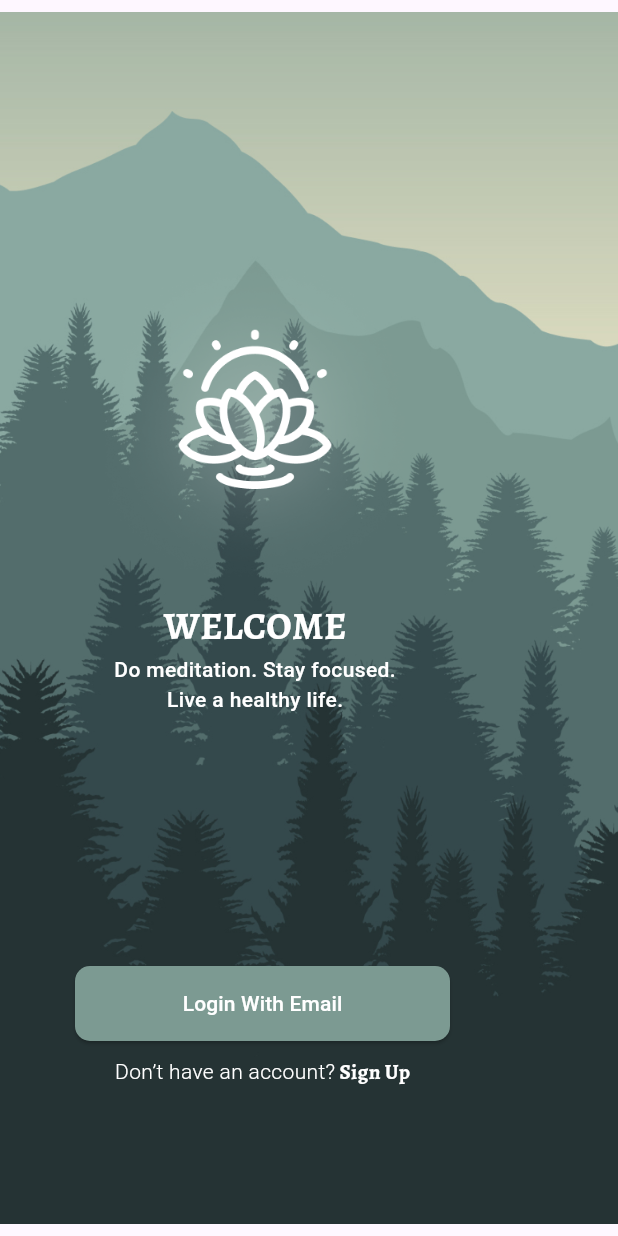
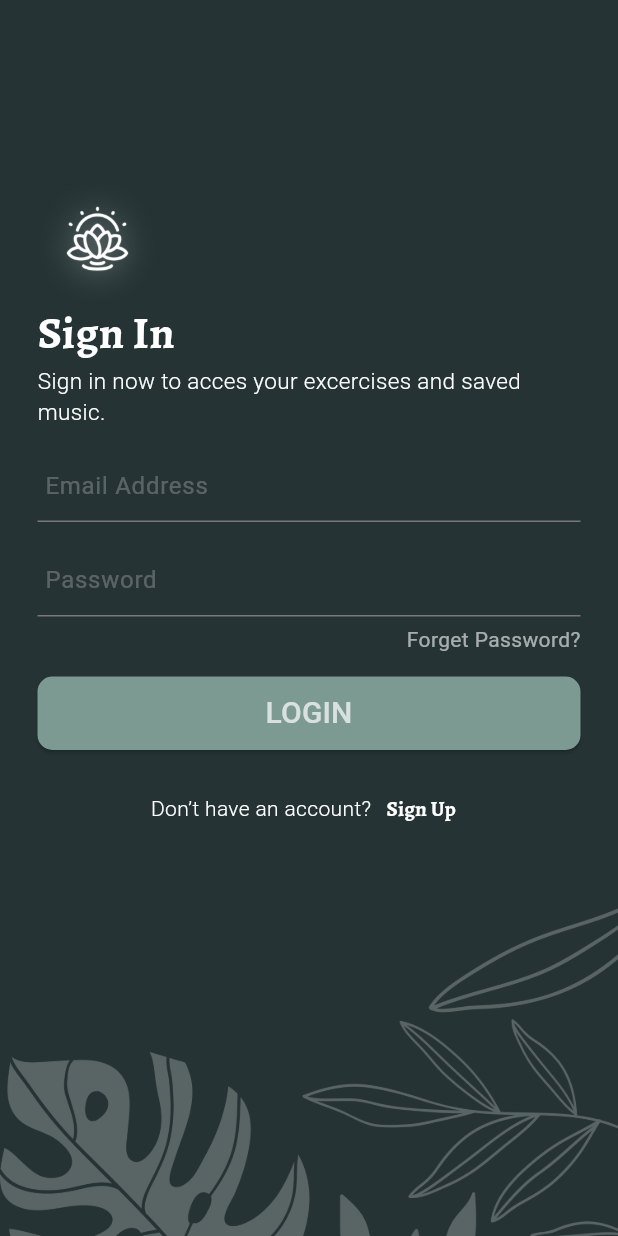
Before and after one commit to SyedPiyal/Meditation-App, a Flutter app: the screen it shows after launch, after a tap on "Login With Email", on a phone screen of 412 x 824 dp. Run offline on Flutter 3.47's test engine with Material 3 defaults, Android fonts, the phone set to English and light mode, and no system bars; our stand-ins replace flutter_svg.

Commit message:
Meditation App(Auth view added)

```diff
--- /dev/null
+++ b/lib/view/logIn/login_view.dart
@@ -0,0 +1,173 @@
+import 'package:flutter/material.dart';
+import 'package:medic_meditation/view/signUp/signup_view.dart';
+
+class LoginView extends StatelessWidget {
+  const LoginView({super.key});
+
+  @override
+  Widget build(BuildContext context) {
+    final media = MediaQuery.of(context);
+    return Scaffold(
+      body: Container(
+          color: const Color(0xFF253334),
+          height: media.size.height,
+          width: media.size.width,
+          child: Stack(
+            children: [
+              SingleChildScrollView(
+                child: Padding(
+                  padding: const EdgeInsets.only(top: 120, left: 25, right: 25),
+                  child: Column(
+                    mainAxisAlignment: MainAxisAlignment.start,
+                    crossAxisAlignment: CrossAxisAlignment.start,
+                    children: [
+                      // logo image ----------------------
+
+                      SizedBox(
+                        height: 80,
+                        width: 80,
+                        child: Image.asset(
+                          'assets/images/Logo.png',
+                          fit: BoxFit.cover,
+                        ),
+                      ),
+
+                      // sign in text ----------------------
+
+                      const Text(
+                        'Sign In',
+                        style: TextStyle(
+                            fontWeight: FontWeight.bold,
+                            fontFamily: 'Alegreya',
+                            color: Colors.white,
+                            fontSize: 30),
+                      ),
+                      const Text(
+                        "Sign in now to acces your excercises and saved music.",
+                        style: TextStyle(
+                            fontSize: 15,
+                            fontWeight: FontWeight.w300,
+                            color: Colors.white),
+                      ),
+
+                      const Padding(
+                        padding: EdgeInsets.symmetric(vertical: 15),
+                        child: TextField(
+                          decoration: InputDecoration(
+                            hintText: 'Email Address',
+                            contentPadding: EdgeInsets.symmetric(horizontal: 5),
+                            focusedBorder: UnderlineInputBorder(
+                              borderSide: BorderSide(color: Colors.white24),
+                            ),
+                            hintStyle: TextStyle(color: Colors.white24),
+                          ),
+                        ),
+                      ),
+
+                      //--------------> password TextField <--------------//
+                      const TextField(
+                        decoration: InputDecoration(
+                          hintText: 'Password',
+                          contentPadding: EdgeInsets.symmetric(horizontal: 5),
+                          focusedBorder: UnderlineInputBorder(
+                            borderSide: BorderSide(color: Colors.white24),
+                          ),
+                          hintStyle: TextStyle(color: Colors.white24),
+                        ),
+                      ),
+                      const SizedBox(
+                        height: 5,
+                      ),
+
+                      //--------------> forget password text <--------------//
+                      const Align(
+                        alignment: Alignment.centerRight,
+                        child: Text(
+                          'Forget Password?',
+                          style: TextStyle(color: Colors.white60),
+                        ),
+                      ),
+
+                      //--------------> login button <--------------//
+                      Padding(
+                        padding: const EdgeInsets.symmetric(vertical: 15),
+                        child: SizedBox(
+                          width: media.size.width,
+                          child: ElevatedButton(
+                            onPressed: () {
+
+                            },
+                            style: ElevatedButton.styleFrom(
+                                backgroundColor: const Color(0xFF7C9A92),
+                                padding: const EdgeInsets.symmetric(
+                                    vertical: 10),
+                                shape: RoundedRectangleBorder(
+                                  borderRadius: BorderRadius.circular(10),
+                                ) // Set the background color here
+                            ),
+                            child: const Text(
+                              'LOGIN',
+                              style: TextStyle(
+                                color: Colors.white70,
+                                fontSize: 20,
+                                fontWeight: FontWeight.w500,
+
+                              ),
+                            ),
+                          ),
+                        ),
+                      ),
+
+                       Row(
+                        crossAxisAlignment: CrossAxisAlignment.center,
+                        mainAxisAlignment: MainAxisAlignment.center,
+                        children: [
+                          const Text(
+                            "Don’t have an account?",
+                            style: TextStyle(
+                                fontWeight: FontWeight.w300,
+                                color: Colors.white),
+                          ),
+
+                          // signup text button ----------------------
+
+                          TextButton(
+                             onPressed: () {
+                               Navigator.push(
+                                 context,
+                                 MaterialPageRoute(
+                                   builder: (context) =>const SignUpView(),
+                                 ),
+                               );
+                             },
+                            style:TextButton.styleFrom(
+                              padding: EdgeInsets.zero,
+                            ),child: const Text(
+                            " Sign Up",
+                            style: TextStyle(
+                                fontWeight: FontWeight.bold,
+                                fontFamily: 'Alegreya',
+                                color: Colors.white),),
+                          ),
+                        ],
+                      ),
+
+                    ],
+                  ),
+                ),
+              ),
+              Positioned(
+                bottom: 0,
+                child: SizedBox(
+                  width: media.size.width,
+                  child: Image.asset(
+                    'assets/images/login.png', fit: BoxFit.cover,),
+                ),
+              )
+            ],
+          )
+
+      ),
+    );
+  }
+}
--- a/lib/view/onBoarding/onboarding_view.dart
+++ b/lib/view/onBoarding/onboarding_view.dart
@@ -1,5 +1,6 @@
 import 'package:flutter/material.dart';
 import 'package:flutter_svg/svg.dart';
+import 'package:medic_meditation/view/logIn/login_view.dart';
 
 class OnBoardingView extends StatelessWidget {
   const OnBoardingView({super.key});
@@ -13,16 +14,19 @@ class OnBoardingView extends StatelessWidget {
           Image.asset(
             "assets/images/sp_bg.png",
             height: media.size.height,
+            width: media.size.width,
           ),
-          Positioned(
-            left: 70,
-            top: 150,
-            child: Column(
+          Column(
+            mainAxisAlignment: MainAxisAlignment.center,
+            crossAxisAlignment: CrossAxisAlignment.center,
             children: [
-                Image.asset(
+              SizedBox(
+                height: 200,
+                width: 200,
+                child: Image.asset(
                   'assets/images/Logo.png',
-                  height: 250,
-                  width: 200,
+                  fit: BoxFit.cover,
+                ),
               ),
               const Text(
                 "WELCOME",
@@ -42,19 +46,17 @@ class OnBoardingView extends StatelessWidget {
                 style: TextStyle(
                     fontWeight: FontWeight.w500, color: Colors.white),
               ),
-              ],
-            ),
-          ),
-          Positioned(
-            left: 50,
-            bottom: 100,
-            child: Column(
-              //mainAxisAlignment: MainAxisAlignment.center,
-              //crossAxisAlignment: CrossAxisAlignment.center,
-              children: [
+              const SizedBox(height: 150,),
               //--------------> button <--------------//
               ElevatedButton(
-                  onPressed: () {},
+                onPressed: () {
+                  Navigator.push(
+                    context,
+                      MaterialPageRoute(
+                        builder: (context) => const LoginView(),
+                        ),
+                  );
+                },
                 style: ElevatedButton.styleFrom(
                     backgroundColor: const Color(0xFF7C9A92),
                     maximumSize: const Size(300, 100),
@@ -73,6 +75,8 @@ class OnBoardingView extends StatelessWidget {
               ),
 
               const Row(
+                crossAxisAlignment: CrossAxisAlignment.center,
+                mainAxisAlignment: MainAxisAlignment.center,
                 children: [
                   Text(
                     "Don’t have an account?",
@@ -90,7 +94,7 @@ class OnBoardingView extends StatelessWidget {
               )
             ],
           ),
-          )
+
         ],
       ),
     );
```
Also changed, not shown: lib/view/signUp/signup_view.dart (added, +208 -0 lines), assets/images/login.png (added), assets/images/logos.png (added). Lines whose indentation alone changed are shown as unchanged.
